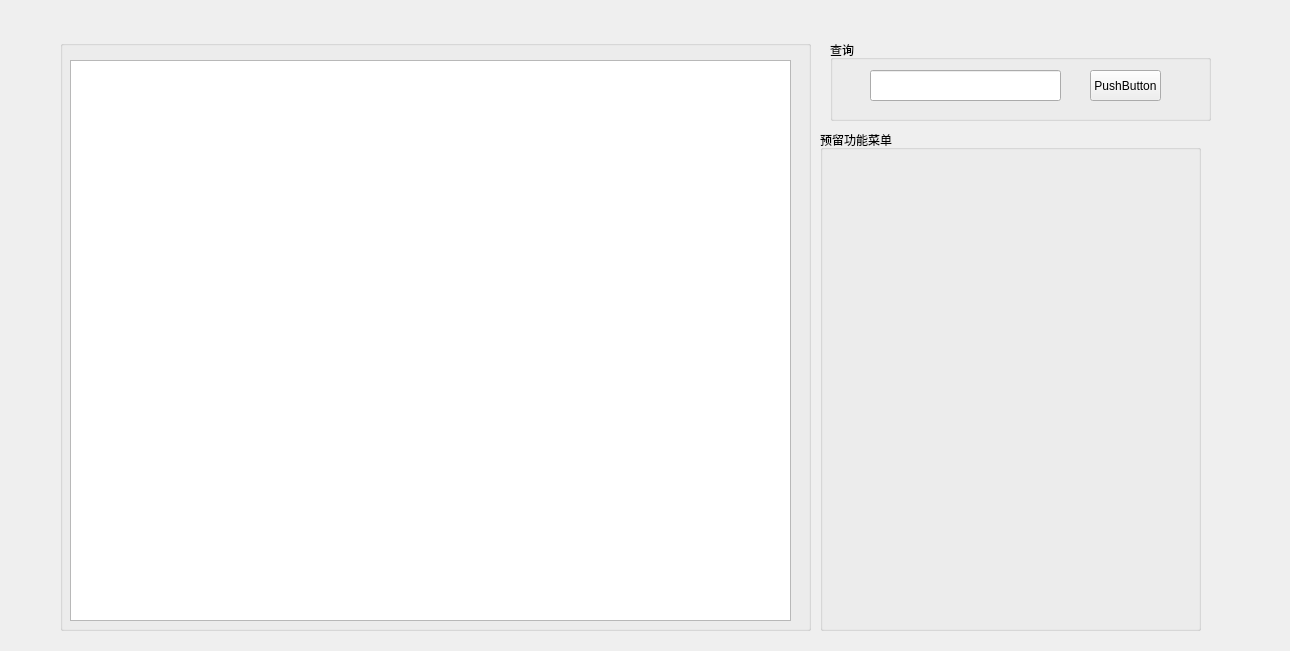
Above: StudentSystem/StudentMain.ui from Holy-Shine/Acrotest before the change. Below: the same form after it.
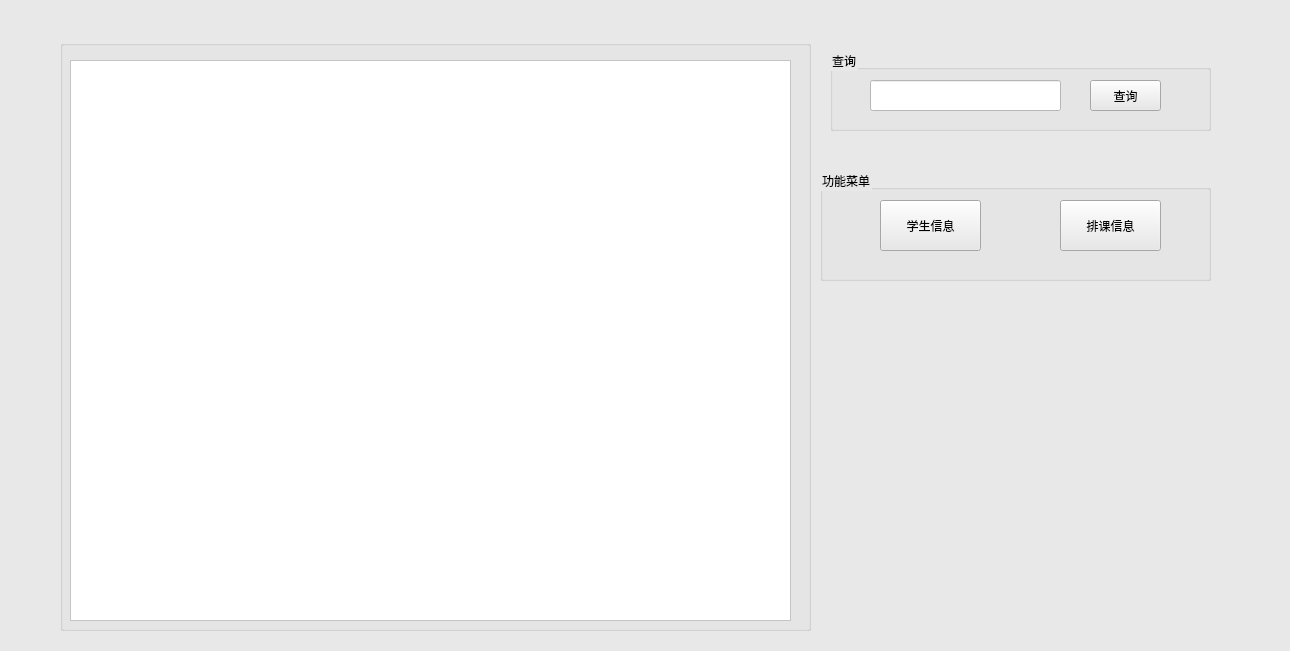
That is the form after the change.

Patch:
```diff
--- a/StudentSystem/StudentMain.ui
+++ b/StudentSystem/StudentMain.ui
@@ -13,6 +13,9 @@
   <property name="windowTitle">
    <string>Form</string>
   </property>
+  <property name="styleSheet">
+   <string notr="true">background-color: rgb(232, 232, 232);</string>
+  </property>
   <widget class="QGroupBox" name="groupBox">
    <property name="geometry">
     <rect>
@@ -25,7 +28,7 @@
    <property name="title">
     <string/>
    </property>
-   <widget class="QTableView" name="tableView">
+   <widget class="QTableView" name="table_studentList">
     <property name="geometry">
      <rect>
       <x>10</x>
@@ -34,13 +37,16 @@
       <height>561</height>
      </rect>
     </property>
+    <property name="styleSheet">
+     <string notr="true">background-color: rgb(255, 255, 255);</string>
+    </property>
    </widget>
   </widget>
   <widget class="QGroupBox" name="groupBox_2">
    <property name="geometry">
     <rect>
      <x>830</x>
-     <y>40</y>
+     <y>50</y>
      <width>381</width>
      <height>81</height>
     </rect>
@@ -48,7 +54,7 @@
    <property name="title">
     <string>查询</string>
    </property>
-   <widget class="QLineEdit" name="lineEdit">
+   <widget class="QLineEdit" name="et_query">
     <property name="geometry">
      <rect>
       <x>40</x>
@@ -57,8 +63,11 @@
       <height>31</height>
      </rect>
     </property>
+    <property name="styleSheet">
+     <string notr="true">background-color: rgb(255, 255, 255);</string>
+    </property>
    </widget>
-   <widget class="QPushButton" name="pushButton">
+   <widget class="QPushButton" name="bt_query">
     <property name="geometry">
      <rect>
       <x>260</x>
@@ -68,7 +77,7 @@
      </rect>
     </property>
     <property name="text">
-     <string>PushButton</string>
+     <string>查询</string>
     </property>
    </widget>
   </widget>
@@ -76,14 +85,40 @@
    <property name="geometry">
     <rect>
      <x>820</x>
-     <y>130</y>
-     <width>381</width>
-     <height>501</height>
+     <y>170</y>
+     <width>391</width>
+     <height>111</height>
     </rect>
    </property>
    <property name="title">
-    <string>预留功能菜单</string>
+    <string>功能菜单</string>
    </property>
+   <widget class="QPushButton" name="st_studentInfo">
+    <property name="geometry">
+     <rect>
+      <x>60</x>
+      <y>30</y>
+      <width>101</width>
+      <height>51</height>
+     </rect>
+    </property>
+    <property name="text">
+     <string>学生信息</string>
+    </property>
+   </widget>
+   <widget class="QPushButton" name="btstuclass">
+    <property name="geometry">
+     <rect>
+      <x>240</x>
+      <y>30</y>
+      <width>101</width>
+      <height>51</height>
+     </rect>
+    </property>
+    <property name="text">
+     <string>排课信息</string>
+    </property>
+   </widget>
   </widget>
  </widget>
  <resources/>
```
